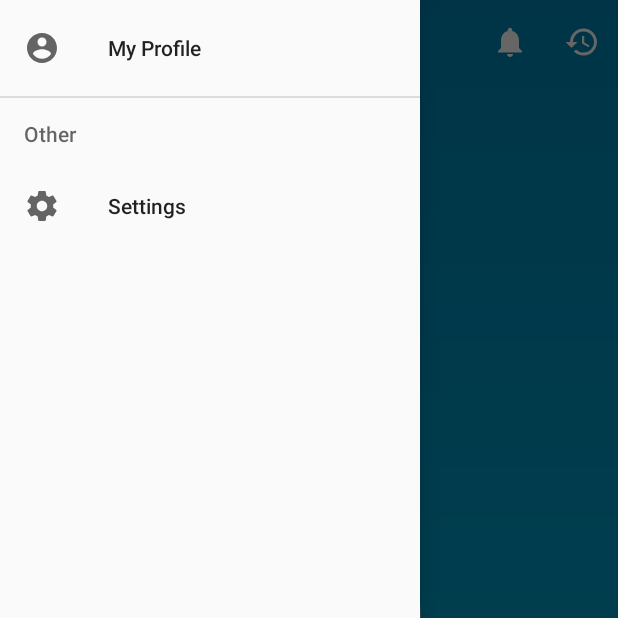
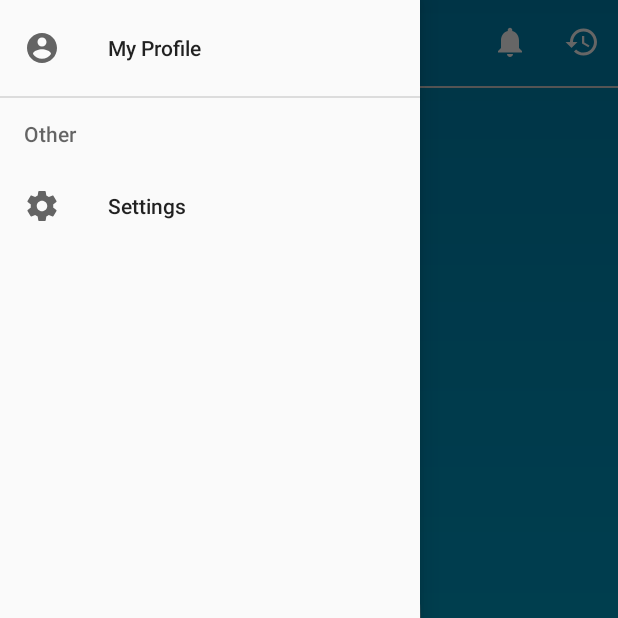
Before and after one commit to Eltonomwega/Astro, an Android app: the screen it shows after launch (MainActivity), with the side drawer open, on a phone screen of 412 x 824 dp, the top half of it. Run offline under Robolectric (Android 15) with nearby library versions, the phone set to English and light mode, and no system bars.

Commit message:
Toolbar line separator

```diff
--- a/app/src/main/res/layout/activity_main.xml
+++ b/app/src/main/res/layout/activity_main.xml
@@ -7,10 +7,13 @@
     android:layout_height="match_parent"
     android:fitsSystemWindows="true"
     tools:context=".activities.MainActivity">
-
+<RelativeLayout
+    android:layout_width="match_parent"
+    android:layout_height="match_parent">
     <android.support.design.widget.CoordinatorLayout
         android:layout_width="match_parent"
         android:layout_height="match_parent"
+        android:id="@+id/Coordinator"
         android:background="@drawable/main_gradient"
         android:fitsSystemWindows="true">
 
@@ -31,6 +34,7 @@
                 app:fontFamily="@font/nunito_bold" />
 
         </android.support.v7.widget.Toolbar>
+
 
 
         <com.example.eltonpsycho.astro.utils.ripples.RippleView
@@ -83,6 +87,17 @@
 
 
     </android.support.design.widget.CoordinatorLayout>
+
+    <View
+        android:layout_width="match_parent"
+        android:layout_height="1dp"
+        android:layout_alignTop="@+id/Coordinator"
+        android:layout_alignParentStart="true"
+        android:layout_marginTop="57dp"
+        android:background="@color/basecolor"
+        android:layout_alignParentLeft="true" />
+
+</RelativeLayout>
     <android.support.design.widget.NavigationView
         android:id="@+id/navigation_view"
         android:layout_width="wrap_content"
--- a/app/src/main/res/values/colors.xml
+++ b/app/src/main/res/values/colors.xml
@@ -4,4 +4,5 @@
     <color name="colorPrimaryDark">#0083b0</color>
     <color name="colorAccent">#D81B60</color>
     <color name="hamburger">#ffff</color>
+    <color name="basecolor">#d3d3d3</color>
 </resources>
```
Also changed, not shown: app/src/main/res/drawable/ic_account_circle_black_24dp.xml (+4 -4 lines), app/src/main/res/drawable/ic_history.xml (+4 -4 lines), app/src/main/res/drawable/ic_notifications.xml (+4 -4 lines), app/src/main/res/font/nunito_bold.xml (+4 -4 lines).
